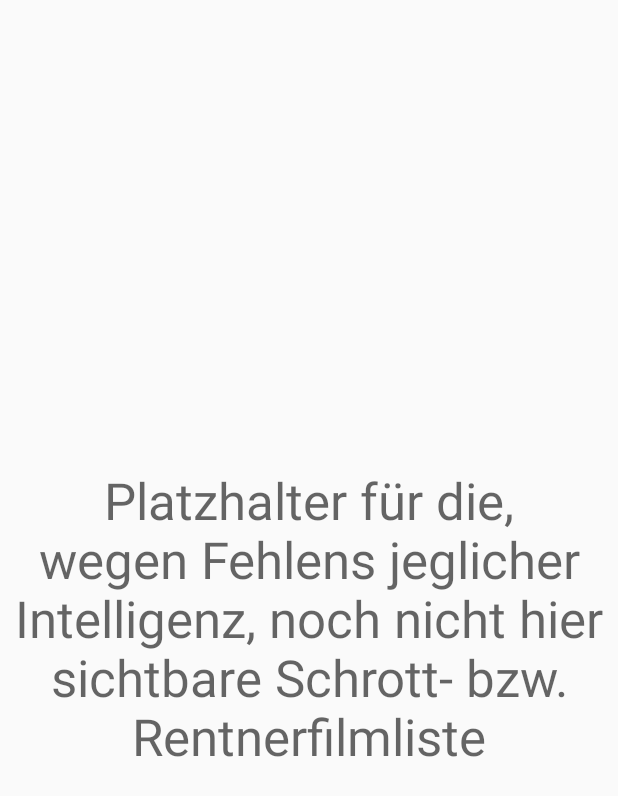
After one commit to velnias75/android-webvirus, an Android app: the layout movielistfragment.xml on its own in the app's theme, with its tools: preview values and no code run, on a phone screen of 412 x 824 dp. The commit adds this screen. Shown: the top 796 px of the screen. Run offline under Robolectric (Android 15) with nearby library versions, the phone set to English and light mode, and no system bars.

Commit message:
prepared PagerView for movie list view

```diff
--- /dev/null
+++ b/app/src/main/res/layout/movielistfragment.xml
@@ -0,0 +1,35 @@
+<?xml version="1.0" encoding="utf-8"?>
+<!--
+  ~ Copyright 2019 by Heiko Schäfer <heiko@rangun.de>
+  ~
+  ~  This file is part of android-webvirus.
+  ~
+  ~  android-webvirus is free software: you can redistribute it and/or modify
+  ~  it under the terms of the GNU Lesser General Public License as
+  ~  published by the Free Software Foundation, either version 3 of
+  ~  the License, or (at your option) any later version.
+  ~
+  ~  android-webvirus is distributed in the hope that it will be useful,
+  ~  but WITHOUT ANY WARRANTY; without even the implied warranty of
+  ~  MERCHANTABILITY or FITNESS FOR A PARTICULAR PURPOSE.  See the
+  ~  GNU Lesser General Public License for more details.
+  ~
+  ~  You should have received a copy of the GNU Lesser General Public License
+  ~  along with android-webvirus.  If not, see <http://www.gnu.org/licenses/>.
+  ~
+  ~  Last modified 01.10.19 15:40 by heiko
+  -->
+
+<LinearLayout xmlns:android="http://schemas.android.com/apk/res/android"
+    android:orientation="vertical" android:layout_width="match_parent"
+    android:layout_height="match_parent">
+
+    <TextView
+        android:id="@+id/textView"
+        android:layout_width="match_parent"
+        android:layout_height="match_parent"
+        android:layout_margin="10dp"
+        android:gravity="center"
+        android:text="Platzhalter für die, wegen Fehlens jeglicher Intelligenz, noch nicht hier sichtbare Schrott- bzw. Rentnerfilmliste"
+        android:textAppearance="@style/TextAppearance.AppCompat.Display1" />
+</LinearLayout>
```
Also changed, not shown: app/src/main/java/de/rangun/webvirus/MainActivity.java (+53 -5 lines), app/src/main/java/de/rangun/webvirus/fragments/MovieListFragment.java (added, +45 -0 lines), app/src/main/res/layout/activity_main.xml (+16 -2 lines), 2 other files.
